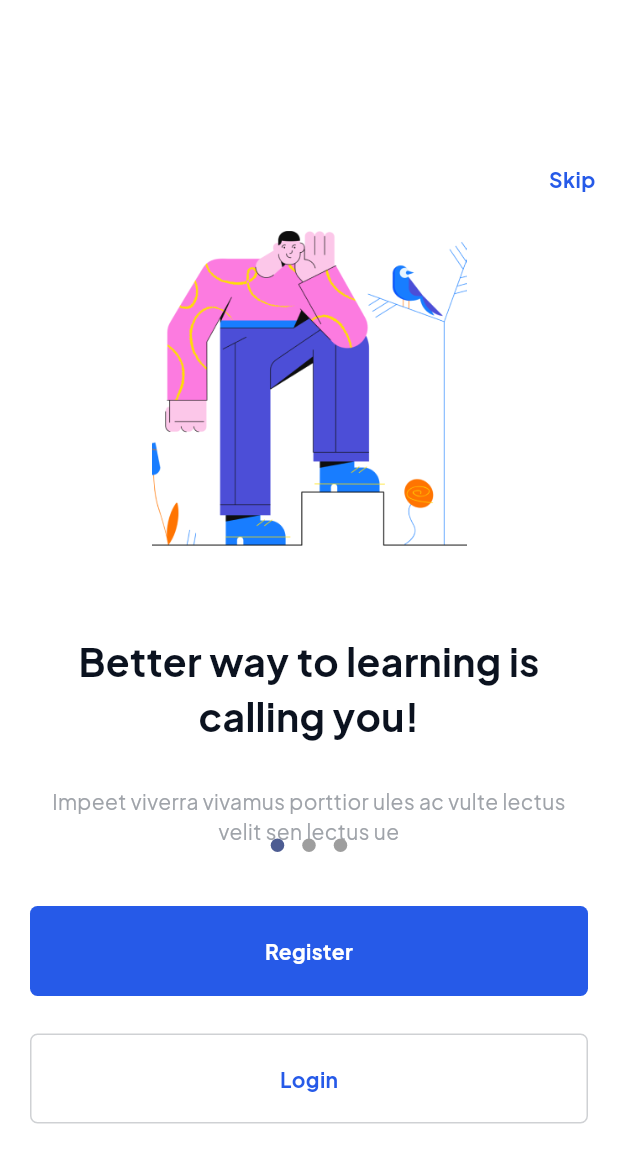
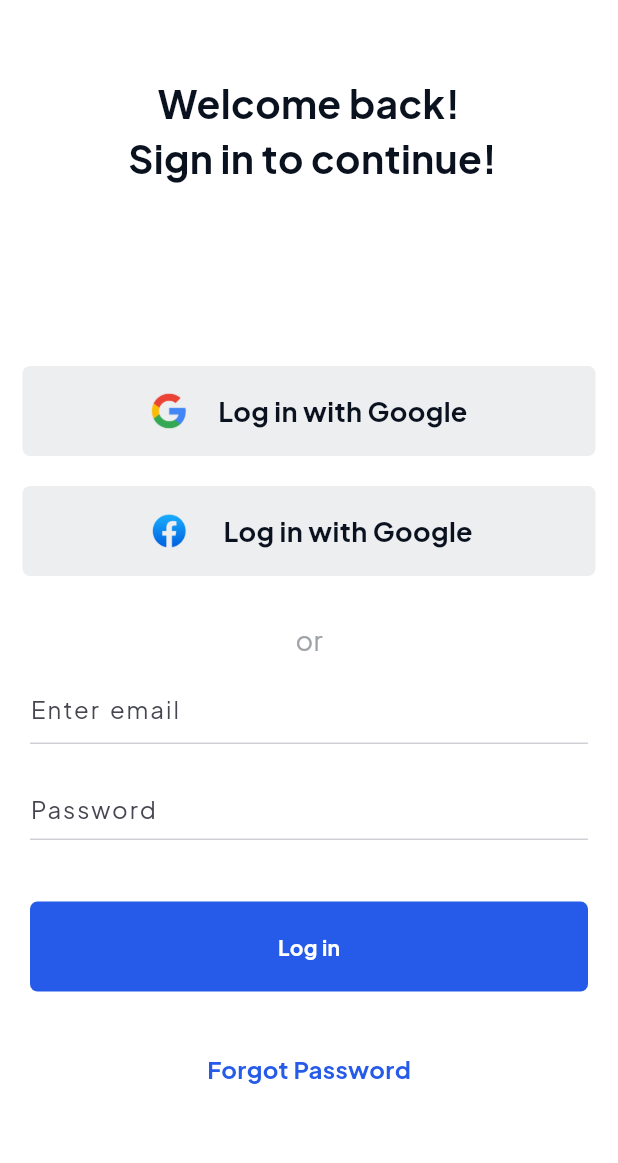
Before and after one commit to adithyanashok/eduzap, a Flutter app: the screen it shows after launch, on a phone screen of 412 x 824 dp. Shown: the top 1163 px of the screen. Run offline on Flutter 3.47's test engine with Material 3 defaults, Android fonts, the phone set to English and light mode, and no system bars; drawn by our look-alikes of dots_indicator; our stand-ins replace google_fonts.

Commit message:
signin screen completed

```diff
--- a/lib/main.dart
+++ b/lib/main.dart
@@ -1,5 +1,6 @@
 import 'package:eduzap/presentation/core/colors.dart';
 import 'package:eduzap/presentation/onboarding/onboarding_screen.dart';
+import 'package:eduzap/presentation/signin/signin_screen.dart';
 import 'package:flutter/material.dart';
 
 void main() {
@@ -20,7 +21,7 @@ class MyApp extends StatelessWidget {
         scaffoldBackgroundColor: Colors.white,
       ),
       debugShowCheckedModeBanner: false,
-      home: OnboardingScreen(),
+      home: const SignInScreen(),
     );
   }
 }
--- a/lib/presentation/core/colors.dart
+++ b/lib/presentation/core/colors.dart
@@ -5,4 +5,5 @@ const Color red = Color.fromRGBO(217, 45, 32, 1);
 const Color grey900 = Color.fromRGBO(11, 18, 31, 1);
 const Color grey300 = Color.fromRGBO(159, 163, 169, 1);
 const Color grey100 = Color.fromRGBO(207, 209, 212, 1);
+const Color grey50 = Color.fromRGBO(237, 238, 240, 1);
 const Color grey = Color.fromRGBO(83, 93, 105, 1);
--- a/lib/presentation/onboarding/widgets/pages.dart
+++ b/lib/presentation/onboarding/widgets/pages.dart
@@ -58,26 +58,18 @@ Widget page({
         ),
       ),
       const SizedBox(height: 40),
-      const Padding(
-        padding: EdgeInsets.symmetric(horizontal: 20.0),
-        child: CustomPrimaryButton(
+      const CustomPrimaryButton(
         text: "Register",
         color: primaryBlue,
         textColor: Colors.white,
       ),
-      ),
       const SizedBox(height: 25),
-      Padding(
-        padding: const EdgeInsets.symmetric(
-          horizontal: 20.0,
-        ),
-        child: CustomPrimaryButton(
+      CustomPrimaryButton(
         text: "Login",
         color: Colors.white,
         textColor: primaryBlue,
         border: Border.all(color: grey100),
       ),
-      ),
     ],
   );
 }
--- /dev/null
+++ b/lib/presentation/signin/signin_screen.dart
@@ -0,0 +1,88 @@
+import 'package:eduzap/presentation/core/colors.dart';
+import 'package:eduzap/presentation/widgets/buttons.dart';
+import 'package:eduzap/presentation/widgets/text_fields.dart';
+import 'package:eduzap/presentation/widgets/texts.dart';
+import 'package:flutter/material.dart';
+
+class SignInScreen extends StatefulWidget {
+  const SignInScreen({super.key});
+
+  @override
+  State<SignInScreen> createState() => _SignInScreenState();
+}
+
+class _SignInScreenState extends State<SignInScreen> {
+  bool obscureText = true;
+  @override
+  Widget build(BuildContext context) {
+    final Size size = MediaQuery.of(context).size;
+    return Scaffold(
+      body: SingleChildScrollView(
+        child: SizedBox(
+          width: size.width,
+          height: size.height,
+          child: Column(
+            children: [
+              const SizedBox(height: 50),
+              const CustomText(
+                text: "Welcome back! \n Sign in to continue!",
+                fontSize: 26,
+                color: grey900,
+                textAlign: TextAlign.center,
+                fontWeight: FontWeight.bold,
+              ),
+              const SizedBox(height: 120),
+              const SocialButton(
+                text: "Log in with Google",
+                imageName: 'google.png',
+                imgWidth: 25,
+              ),
+              const SizedBox(height: 20),
+              const SocialButton(
+                text: "Log in with Google",
+                imageName: 'fb.png',
+                imgWidth: 32,
+              ),
+              const SizedBox(height: 30),
+              const CustomText(text: 'or', fontSize: 18, color: grey300),
+              const CustomTextField(
+                hintText: 'Enter email',
+              ),
+              CustomTextField(
+                hintText: 'Password',
+                suffixIcon: GestureDetector(
+                  onTap: () {
+                    setState(() {
+                      obscureText = !obscureText;
+                    });
+                  },
+                  child: Icon(
+                    obscureText
+                        ? Icons.remove_red_eye_outlined
+                        : Icons.visibility_off_outlined,
+                    color: grey300,
+                  ),
+                ),
+                obscureText: obscureText,
+              ),
+              const Spacer(),
+              const CustomPrimaryButton(
+                text: 'Log in',
+                color: primaryBlue,
+                textColor: Colors.white,
+              ),
+              const SizedBox(height: 40),
+              const CustomText(
+                text: 'Forgot Password',
+                fontSize: 16,
+                color: primaryBlue,
+                fontWeight: FontWeight.bold,
+              ),
+              const SizedBox(height: 100),
+            ],
+          ),
+        ),
+      ),
+    );
+  }
+}
--- a/lib/presentation/widgets/buttons.dart
+++ b/lib/presentation/widgets/buttons.dart
@@ -1,3 +1,5 @@
+import 'package:eduzap/presentation/core/colors.dart';
+import 'package:eduzap/presentation/widgets/texts.dart';
 import 'package:flutter/material.dart';
 import 'package:google_fonts/google_fonts.dart';
 
@@ -16,7 +18,11 @@ class CustomPrimaryButton extends StatelessWidget {
 
   @override
   Widget build(BuildContext context) {
-    return Container(
+    return Padding(
+      padding: const EdgeInsets.symmetric(
+        horizontal: 20.0,
+      ),
+      child: Container(
         width: double.infinity,
         height: 60,
         decoration: BoxDecoration(
@@ -33,6 +39,54 @@ class CustomPrimaryButton extends StatelessWidget {
             ),
           ),
         ),
+      ),
     );
   }
 }
+
+class SocialButton extends StatelessWidget {
+  final String text;
+  final String imageName;
+  final double imgWidth;
+  const SocialButton({
+    super.key,
+    required this.text,
+    required this.imageName,
+    required this.imgWidth,
+  });
+
+  @override
+  Widget build(BuildContext context) {
+    return Padding(
+      padding: const EdgeInsets.symmetric(horizontal: 15.0),
+      child: Container(
+        width: double.infinity,
+        height: 60,
+        decoration: BoxDecoration(
+          color: grey50,
+          borderRadius: BorderRadius.circular(5),
+        ),
+        child: Center(
+          child: Row(
+            mainAxisAlignment: MainAxisAlignment.center,
+            crossAxisAlignment: CrossAxisAlignment.center,
+            children: [
+              Image.asset(
+                'assets/images/$imageName',
+                fit: BoxFit.cover,
+                width: imgWidth,
+              ),
+              const SizedBox(width: 20),
+              CustomText(
+                text: text,
+                fontSize: 18,
+                color: grey900,
+                fontWeight: FontWeight.bold,
+              )
+            ],
+          ),
+        ),
+      ),
+    );
+  }
+}
--- /dev/null
+++ b/lib/presentation/widgets/text_fields.dart
@@ -0,0 +1,50 @@
+import 'package:eduzap/presentation/core/colors.dart';
+import 'package:flutter/material.dart';
+import 'package:google_fonts/google_fonts.dart';
+
+class CustomTextField extends StatelessWidget {
+  final String hintText;
+  final Widget? suffixIcon;
+  final bool obscureText;
+  const CustomTextField({
+    super.key,
+    required this.hintText,
+    this.suffixIcon,
+    this.obscureText = false,
+  });
+
+  @override
+  Widget build(BuildContext context) {
+    return Padding(
+      padding: const EdgeInsets.symmetric(vertical: 8.0, horizontal: 20),
+      child: TextFormField(
+        obscureText: obscureText,
+        obscuringCharacter: '*',
+        decoration: InputDecoration(
+          hintText: hintText,
+          hintStyle: GoogleFonts.plusJakartaSans(
+            fontSize: 16,
+            wordSpacing: 2,
+            letterSpacing: 1.3,
+          ),
+          suffix: suffixIcon,
+          border: const UnderlineInputBorder(
+            borderSide: BorderSide(
+              color: grey100,
+            ),
+          ),
+          focusedBorder: const UnderlineInputBorder(
+            borderSide: BorderSide(
+              color: grey100,
+            ),
+          ),
+          enabledBorder: const UnderlineInputBorder(
+            borderSide: BorderSide(
+              color: grey100,
+            ),
+          ),
+        ),
+      ),
+    );
+  }
+}
```
Also changed, not shown: assets/images/fb.png (added), assets/images/google.png (added). Lines whose indentation alone changed are shown as unchanged.
